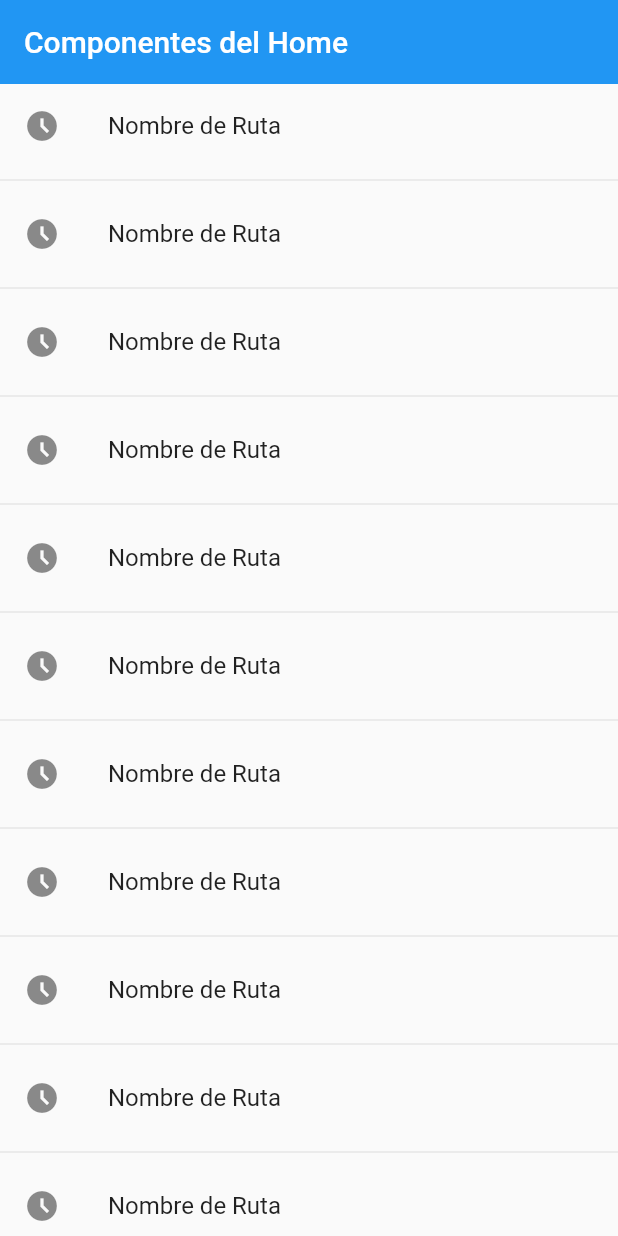
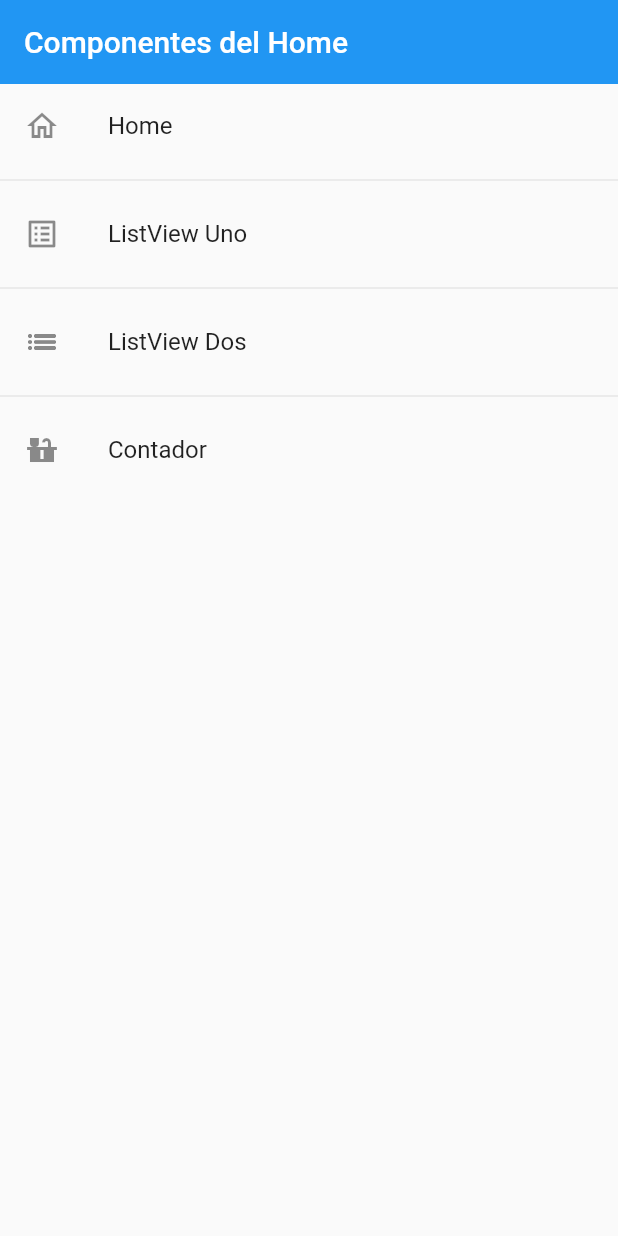
Before and after one commit to IsraelAbielRC/inversoft_v1, a Flutter app: the screen it shows after launch, on a phone screen of 412 x 824 dp. Run offline on Flutter 3.47's test engine with Material 2 defaults, Android fonts, the phone set to English and light mode, and no system bars.

Commit message:
Navegacion Automatica

```diff
--- /dev/null
+++ b/lib/Models/menu_options_model.dart
@@ -0,0 +1,9 @@
+import 'package:flutter/cupertino.dart';
+
+class MenuOption {
+  MenuOption({ required this.name, required this.router, required this.icon, required this.widget});
+  final String router;
+  final String name;
+  final IconData icon;
+  final Widget widget;
+}
--- a/lib/Screens/home.dart
+++ b/lib/Screens/home.dart
@@ -13,14 +13,15 @@ class HomeScreen extends StatelessWidget {
         ),
         body: ListView.separated(
           itemBuilder: (context, i) => ListTile(
-            leading: const Icon(Icons.access_time_filled_outlined),
-            title: const Text('Nombre de Ruta'),
+            leading: Icon(AppRouter.menuOptions.toList()[i].icon),
+            title: Text(AppRouter.menuOptions.toList()[i].name),
             onTap: () {
-              Navigator.pushNamed(context, 'LOL');
+              Navigator.pushNamed(
+                  context, AppRouter.menuOptions.toList()[i].router);
             },
           ),
           separatorBuilder: (_, __) => const Divider(),
-          itemCount: 100,
+          itemCount: AppRouter.getAppRouters().length,
         ));
   }
 }
--- a/lib/Screens/rutas.dart
+++ b/lib/Screens/rutas.dart
@@ -2,3 +2,4 @@ export 'package:inversoft_v1/Screens/couter_Screen.dart';
 export 'package:inversoft_v1/Screens/listview1_screen.dart';
 export 'package:inversoft_v1/Screens/listview2_screen.dart';
 export 'package:inversoft_v1/Screens/home.dart';
+export 'package:inversoft_v1/router/app_router.dart';
--- a/lib/main.dart
+++ b/lib/main.dart
@@ -1,5 +1,5 @@
 import 'package:flutter/material.dart';
-import 'package:inversoft_v1/Screens/rutas.dart';
+import 'package:inversoft_v1/router/app_router.dart';
 
 void main() => runApp(const MyApp());
 
@@ -11,15 +11,9 @@ class MyApp extends StatelessWidget {
     return MaterialApp(
       title: 'Material App',
       debugShowCheckedModeBanner: false,
-      initialRoute: 'Home',
-      routes: {
-        'Home': (context) => const HomeScreen(),
-        'ListView1': (context) => const ListView1Screen(),
-        'ListView2': (context) => const ListView2Screen(),
-      },
-      onGenerateRoute: (settings) =>
-          MaterialPageRoute(builder: (c) => const ListView2Screen()),
-      //home: ListView2Screen()
+      initialRoute: AppRouter.initialRoute,
+      routes: AppRouter.getAppRouters(),
+      onGenerateRoute: (s) => AppRouter.onGenerateRoute(s),
     );
   }
 }
--- /dev/null
+++ b/lib/router/app_router.dart
@@ -0,0 +1,39 @@
+import 'package:inversoft_v1/Models/menu_options_model.dart';
+import 'package:inversoft_v1/Screens/rutas.dart';
+import 'package:flutter/material.dart';
+
+class AppRouter {
+  static const initialRoute = 'Home';
+  static final menuOptions = <MenuOption>{
+    MenuOption(
+        name: 'Home',
+        router: 'Home',
+        icon: Icons.home_outlined,
+        widget: const HomeScreen()),
+    MenuOption(
+        name: 'ListView Uno',
+        router: 'ListView-1',
+        icon: Icons.list_alt_outlined,
+        widget: const ListView1Screen()),
+    MenuOption(
+        name: 'ListView Dos',
+        router: 'ListView-2',
+        icon: Icons.list_sharp,
+        widget: const ListView2Screen()),
+    MenuOption(
+        name: 'Contador',
+        router: 'couter-screen',
+        icon: Icons.countertops,
+        widget: const CouterScreen()),
+  };
+  static Map<String, Widget Function(BuildContext)> getAppRouters() {
+    Map<String, Widget Function(BuildContext)> routers = {};
+    for (final menu in menuOptions) {
+      routers.addAll({menu.router: (BuildContext c) => menu.widget});
+    }
+    return routers;
+  }
+
+  static Route<dynamic> onGenerateRoute(RouteSettings settings) =>
+      MaterialPageRoute(builder: (c) => const HomeScreen());
+}
```
